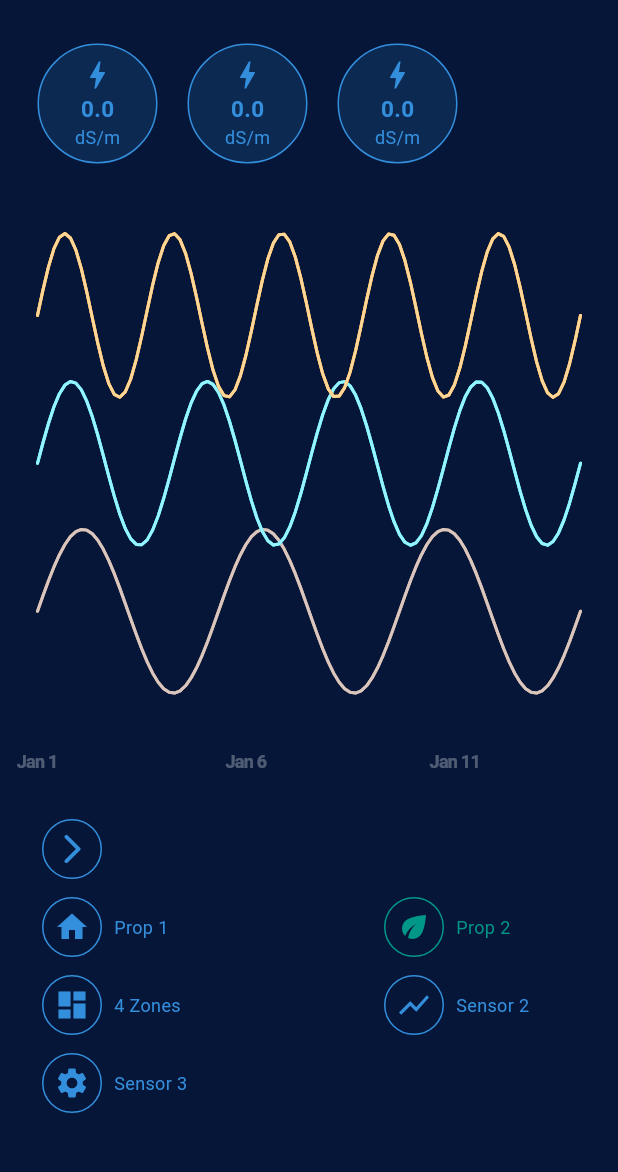
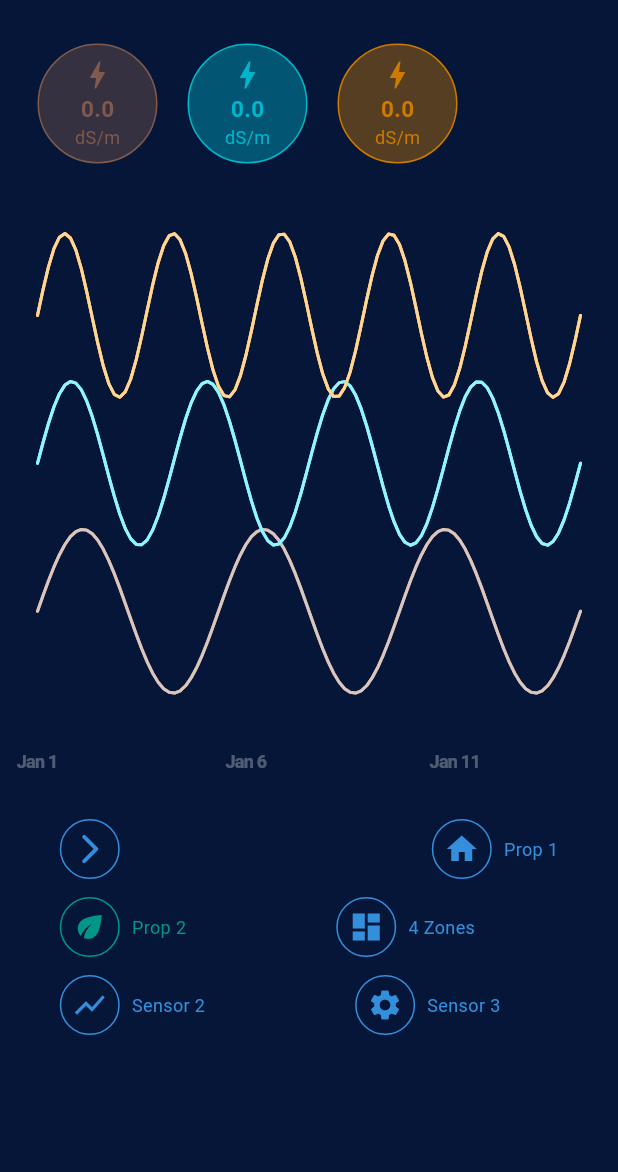
Before and after one commit to HaseefMohommed/Flutter-Syncfusion, a Flutter app: the screen it shows after launch, after a tap on "Room Dashboard", on a phone screen of 412 x 824 dp, the part 63-1235 px from its top. Run offline on Flutter 3.47's test engine with Material 3 defaults, Android fonts, the phone set to English and light mode, and no system bars; our stand-ins replace bloc, flutter_bloc, freezed_annotation, syncfusion_flutter_charts.

Commit message:
add minor UI fixes for charts

```diff
--- a/lib/chart_page.dart
+++ b/lib/chart_page.dart
@@ -5,14 +5,27 @@ import 'package:flutter_syncfusion/main.dart';
 
 import 'chart_page_option_widget.dart';
 
-class ChartPage extends StatelessWidget {
+class ChartPage extends StatefulWidget {
   final List<List<ChartSeriesData>> chartSeries;
 
   const ChartPage({super.key, required this.chartSeries});
 
   @override
+  State<ChartPage> createState() => _ChartPageState();
+}
+
+class _ChartPageState extends State<ChartPage> {
+  bool _showTitles = true;
+
+  void _toggleTitles() {
+    setState(() {
+      _showTitles = !_showTitles;
+    });
+  }
+
+  @override
   Widget build(BuildContext context) {
-    final (minYValue, maxYValue) = _getMinMaxValues(chartSeries);
+    final (minYValue, maxYValue) = _getMinMaxValues(widget.chartSeries);
 
     return Scaffold(
         appBar: AppBar(
@@ -32,7 +45,7 @@ class ChartPage extends StatelessWidget {
                       SizedBox(
                         height: MediaQuery.of(context).size.height * 0.5,
                         child: ChartPageChartWidget(
-                          chartSeries: chartSeries,
+                          chartSeries: widget.chartSeries,
                           minYValue: minYValue,
                           maxYValue: maxYValue,
                           chartHeight: double.infinity,
@@ -40,9 +53,11 @@ class ChartPage extends StatelessWidget {
                         ),
                       ),
                       const SizedBox(height: 20),
-                      // TODO: @Haseef: If have time, see if you can come up with a better layout to display the chart page options widget in protait mode. If not, let's hide it in portrait mode.
-                      const Center(
-                        child: ChartPageOptionWidget(),
+                      Center(
+                        child: ChartPageOptionWidget(
+                          showTitles: _showTitles,
+                          onToggleTitles: _toggleTitles,
+                        ),
                       ),
                     ],
                   );
@@ -54,22 +69,25 @@ class ChartPage extends StatelessWidget {
                           children: [
                             _buildSelectedPointsRow(false),
                             ChartPageChartWidget(
-                              chartSeries: chartSeries,
+                              chartSeries: widget.chartSeries,
                               minYValue: minYValue,
                               maxYValue: maxYValue,
                               chartHeight:
                                   MediaQuery.of(context).size.height * 0.8,
-                              chartWidth:
-                                  MediaQuery.of(context).size.width * 0.60,
+                              chartWidth: MediaQuery.of(context).size.width *
+                                  (_showTitles ? 0.70 : 0.80),
                             ),
                           ],
                         ),
                       ),
-                      const SizedBox(
+                      AnimatedContainer(
+                        duration: const Duration(milliseconds: 500),
+                        width: _showTitles ? 142 : 76,
+                        child: SizedBox(
                           height: 290,
                           child: Stack(
                             children: [
-                            Padding(
+                              const Padding(
                                 padding: EdgeInsets.only(left: 12),
                                 child: VerticalDivider(
                                   color: buttonBorderColor,
@@ -77,9 +95,13 @@ class ChartPage extends StatelessWidget {
                               ),
                               SizedBox(
                                 width: 130,
-                              child: ChartPageOptionWidget(),
+                                child: ChartPageOptionWidget(
+                                  showTitles: _showTitles,
+                                  onToggleTitles: _toggleTitles,
+                                ),
                               ),
                             ],
+                          ),
                         ),
                       ),
                     ],
@@ -95,9 +117,24 @@ class ChartPage extends StatelessWidget {
     return Row(
       mainAxisAlignment: MainAxisAlignment.start,
       children: [
-        ChartPageSelectedPointWidget(isPortrait: isPortrait),
-        ChartPageSelectedPointWidget(isPortrait: isPortrait),
-        ChartPageSelectedPointWidget(isPortrait: isPortrait),
+        ChartPageSelectedPointWidget(
+          isPortrait: isPortrait,
+          backgroundColor: widget.chartSeries[0].first.color.withOpacity(0.4),
+          baseColor: widget.chartSeries[0].first.color,
+          index: 0,
+        ),
+        ChartPageSelectedPointWidget(
+          isPortrait: isPortrait,
+          backgroundColor: widget.chartSeries[1].first.color.withOpacity(0.4),
+          baseColor: widget.chartSeries[1].first.color,
+          index: 1,
+        ),
+        ChartPageSelectedPointWidget(
+          isPortrait: isPortrait,
+          backgroundColor: widget.chartSeries[2].first.color.withOpacity(0.4),
+          baseColor: widget.chartSeries[2].first.color,
+          index: 2,
+        ),
       ],
     );
   }
--- a/lib/chart_page_chart_widget.dart
+++ b/lib/chart_page_chart_widget.dart
@@ -71,6 +71,8 @@ class ChartPageChartWidget extends StatelessWidget {
         enableAxisAnimation: true,
         trackballBehavior: TrackballBehavior(
           enable: true,
+          lineColor: Colors.white,
+          lineWidth: 2,
           activationMode: ActivationMode.longPress,
           tooltipSettings: const InteractiveTooltip(
             format: 'point.x : point.y',
@@ -80,11 +82,29 @@ class ChartPageChartWidget extends StatelessWidget {
           shouldAlwaysShow: true,
           builder: (context, trackballDetails) {
             if (trackballDetails.point != null) {
-              final dataPoint = trackballDetails.point!;
-              final selectedPoint =
-                  ChartDataPoint(dataPoint.x, dataPoint.y!.toDouble());
+              final pointIndex = trackballDetails.pointIndex ?? 0;
+
+              List<double> averages = [];
+
+              for (var seriesList in chartSeries) {
+                double seriesSum = 0;
+                int seriesCount = 0;
+
+                for (var series in seriesList) {
+                  if (pointIndex < series.data.length) {
+                    seriesSum += series.data[pointIndex].value;
+                    seriesCount++;
+                  }
+                }
+
+                if (seriesCount > 0) {
+                  double average = seriesSum / seriesCount;
+                  averages.add(average);
+                }
+              }
+
               BlocProvider.of<ChartCubit>(context)
-                  .updateSelectedPointData(selectedPoint);
+                  .updateAveragePointData(averages);
             }
             return Container();
           },
--- a/lib/chart_page_option_widget.dart
+++ b/lib/chart_page_option_widget.dart
@@ -1,22 +1,19 @@
 import 'package:flutter/material.dart';
 import 'package:flutter_syncfusion/main.dart';
 
-class ChartPageOptionWidget extends StatefulWidget {
+class ChartPageOptionWidget extends StatelessWidget {
+  final bool showTitles;
+  final VoidCallback onToggleTitles;
+
   const ChartPageOptionWidget({
     super.key,
+    required this.showTitles,
+    required this.onToggleTitles,
   });
 
   @override
-  State<ChartPageOptionWidget> createState() => _ChartPageOptionWidgetState();
-}
-
-class _ChartPageOptionWidgetState extends State<ChartPageOptionWidget> {
-  @override
   Widget build(BuildContext context) {
-    return OrientationBuilder(
-      builder: (context, orientation) {
     return Wrap(
-          // direction: isPortrait ? Axis.horizontal : Axis.vertical,
       direction: Axis.horizontal,
       alignment: WrapAlignment.start,
       runAlignment: WrapAlignment.start,
@@ -26,37 +23,42 @@ class _ChartPageOptionWidgetState extends State<ChartPageOptionWidget> {
       children: [
         OptionWidget(
           title: '',
-              icon: Icons.arrow_forward_ios_rounded,
-              onTap: () {},
+          icon: showTitles
+              ? Icons.arrow_forward_ios_rounded
+              : Icons.arrow_downward,
+          onTap: onToggleTitles,
         ),
         const SizedBox(
           height: 10,
         ),
-            const OptionWidget(
+        OptionWidget(
           title: 'Prop 1',
           icon: Icons.home,
+          showTitle: showTitles,
         ),
-            const OptionWidget(
+        OptionWidget(
           title: 'Prop 2',
           icon: Icons.eco,
           color: Colors.teal,
+          showTitle: showTitles,
         ),
-            const OptionWidget(
+        OptionWidget(
           title: '4 Zones',
           icon: Icons.dashboard,
+          showTitle: showTitles,
         ),
-            const OptionWidget(
+        OptionWidget(
           title: 'Sensor 2',
           icon: Icons.show_chart,
+          showTitle: showTitles,
         ),
-            const OptionWidget(
+        OptionWidget(
           title: 'Sensor 3',
           icon: Icons.settings,
           showingTimeCard: true,
+          showTitle: showTitles,
         ),
       ],
-        );
-      },
     );
   }
 }
@@ -67,7 +69,8 @@ class OptionWidget extends StatelessWidget {
   final IconData icon;
   final bool showingTimeCard;
   final Color backgroundColor;
-  final Function()? onTap;
+  final VoidCallback? onTap;
+  final bool showTitle;
 
   const OptionWidget({
     super.key,
@@ -77,6 +80,7 @@ class OptionWidget extends StatelessWidget {
     this.showingTimeCard = false,
     this.backgroundColor = primaryColor,
     this.onTap,
+    this.showTitle = true,
   });
 
   @override
@@ -84,7 +88,7 @@ class OptionWidget extends StatelessWidget {
     return GestureDetector(
       onTap: onTap,
       child: Container(
-        constraints: const BoxConstraints(maxWidth: 130),
+        constraints: BoxConstraints(maxWidth: showTitle ? 130 : 40),
         child: Row(
           mainAxisSize: MainAxisSize.min,
           children: [
@@ -94,51 +98,23 @@ class OptionWidget extends StatelessWidget {
               decoration: BoxDecoration(
                 color: backgroundColor,
                 shape: BoxShape.circle,
-                border: Border.all(
-                  color: color,
+                border: Border.all(color: color),
               ),
+              child: Icon(icon, color: color),
             ),
-              child: Icon(
-                icon,
-                color: color,
-              ),
-            ),
+            if (showTitle) ...[
               const SizedBox(width: 8),
-            SizedBox(
-              width: 80,
+              Flexible(
                 child: Text(
                   title,
                   style: TextStyle(
                     color: color,
                     fontSize: 12,
-                    overflow: TextOverflow.ellipsis),
                   ),
-            )
-            // Flexible(
-            //   child: showingTimeCard
-            //       ? const Row(
-            //           mainAxisSize: MainAxisSize.min,
-            //           children: [
-            //             TimeCardWidget(
-            //               title: '24h',
-            //               isSelected: true,
-            //             ),
-            //             TimeCardWidget(
-            //               title: '3d',
-            //             ),
-            //             TimeCardWidget(
-            //               title: '1w',
-            //             ),
-            //           ],
-            //         )
-            //       : Text(
-            //           title,
-            //           style: TextStyle(
-            //             color: color,
-            //             fontSize: 12,
-            //           ),
-            //         ),
-            // ),
+                  overflow: TextOverflow.ellipsis,
+                ),
+              ),
+            ],
           ],
         ),
       ),
--- a/lib/chart_page_selected_point_widget.dart
+++ b/lib/chart_page_selected_point_widget.dart
@@ -1,12 +1,20 @@
 import 'package:flutter/material.dart';
 import 'package:flutter_bloc/flutter_bloc.dart';
-import 'package:flutter_syncfusion/main.dart';
 
 import 'cubit/chart_cubit.dart';
 
 class ChartPageSelectedPointWidget extends StatelessWidget {
-  const ChartPageSelectedPointWidget({super.key, this.isPortrait = true});
+  const ChartPageSelectedPointWidget({
+    super.key,
+    this.isPortrait = true,
+    required this.backgroundColor,
+    required this.baseColor,
+    required this.index,
+  });
   final bool isPortrait;
+  final Color backgroundColor;
+  final Color baseColor;
+  final int index;
 
   @override
   Widget build(BuildContext context) {
@@ -27,33 +35,33 @@ class ChartPageSelectedPointWidget extends StatelessWidget {
             ),
           );
         } else if (state is Loaded) {
-          final selectedPointData = state.selectedPointData;
+          final average = state.averages?[index];
           return Container(
             width: isPortrait ? 100 : 150,
             padding: const EdgeInsets.all(8),
             decoration: BoxDecoration(
-              color: buttonBackgroundColor,
+              color: backgroundColor,
               shape: BoxShape.circle,
               border: Border.all(
-                color: buttonBorderColor,
+                color: baseColor,
               ),
             ),
             child: Column(
               mainAxisAlignment: MainAxisAlignment.center,
               children: [
-                const Icon(Icons.bolt, color: textColor),
+                Icon(Icons.bolt, color: baseColor),
                 Text(
-                  selectedPointData?.value.toStringAsFixed(2) ?? '0.0',
-                  style: const TextStyle(
-                    color: textColor,
+                  average?.toStringAsFixed(2) ?? '0.0',
+                  style: TextStyle(
+                    color: baseColor,
                     fontSize: 15,
                     fontWeight: FontWeight.bold,
                   ),
                 ),
-                const Text(
+                Text(
                   'dS/m',
                   style: TextStyle(
-                    color: textColor,
+                    color: baseColor,
                     fontSize: 12,
                   ),
                 )
--- a/lib/cubit/chart_cubit.dart
+++ b/lib/cubit/chart_cubit.dart
@@ -13,13 +13,19 @@ class ChartCubit extends Cubit<ChartState> {
     try {
       emit(const ChartState.loading());
 
-      emit(const ChartState.loaded(null));
+      emit(const ChartState.loaded(
+        averages: null,
+        selectedPoints: null,
+      ));
     } catch (e) {
       emit(const ChartState.error('Failed to load chart data'));
     }
   }
 
-  void updateSelectedPointData(ChartDataPoint selectedPointData) {
-    emit(ChartState.loaded(selectedPointData));
+  void updateAveragePointData(List<double> averages) {
+    emit(ChartState.loaded(
+      averages: averages,
+      selectedPoints: null,
+    ));
   }
 }
--- a/lib/cubit/chart_state.dart
+++ b/lib/cubit/chart_state.dart
@@ -4,6 +4,9 @@ part of 'chart_cubit.dart';
 class ChartState with _$ChartState {
   const factory ChartState.initial() = Initial;
   const factory ChartState.loading() = Loading;
-  const factory ChartState.loaded(ChartDataPoint? selectedPointData) = Loaded;
+  const factory ChartState.loaded({
+    List<List<ChartDataPoint?>>? selectedPoints,
+    List<double?>? averages,
+  }) = Loaded;
   const factory ChartState.error(String message) = Error;
 }
```
Also changed, not shown: lib/cubit/chart_cubit.freezed.dart. Lines whose indentation alone changed are shown as unchanged.
